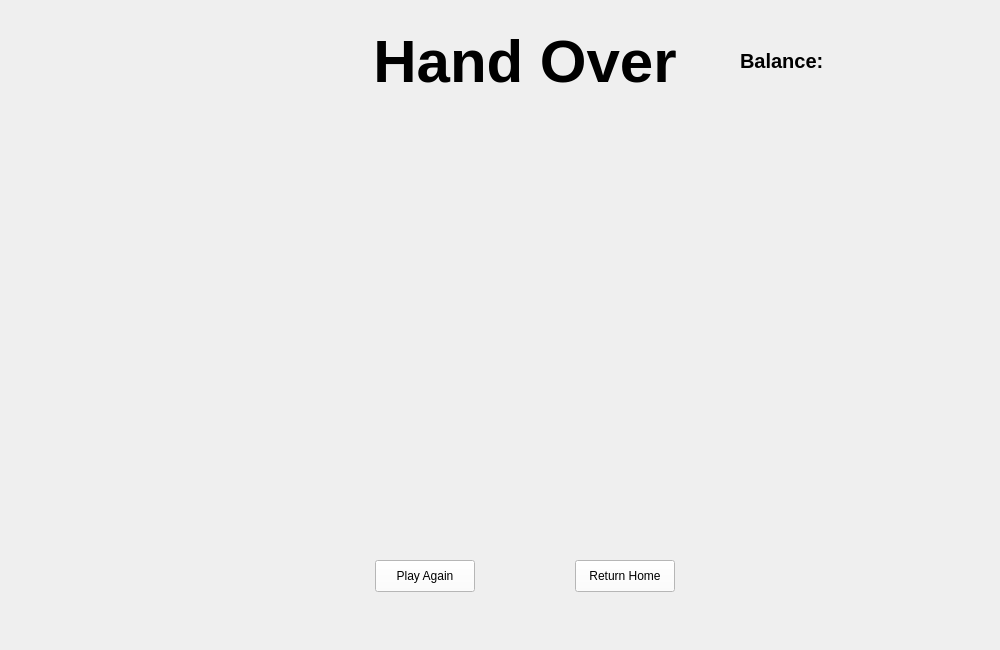
Before: the Qt Designer form l.ui in jasonpliszak/BlackJackGame_EC327, drawn with Qt 5.
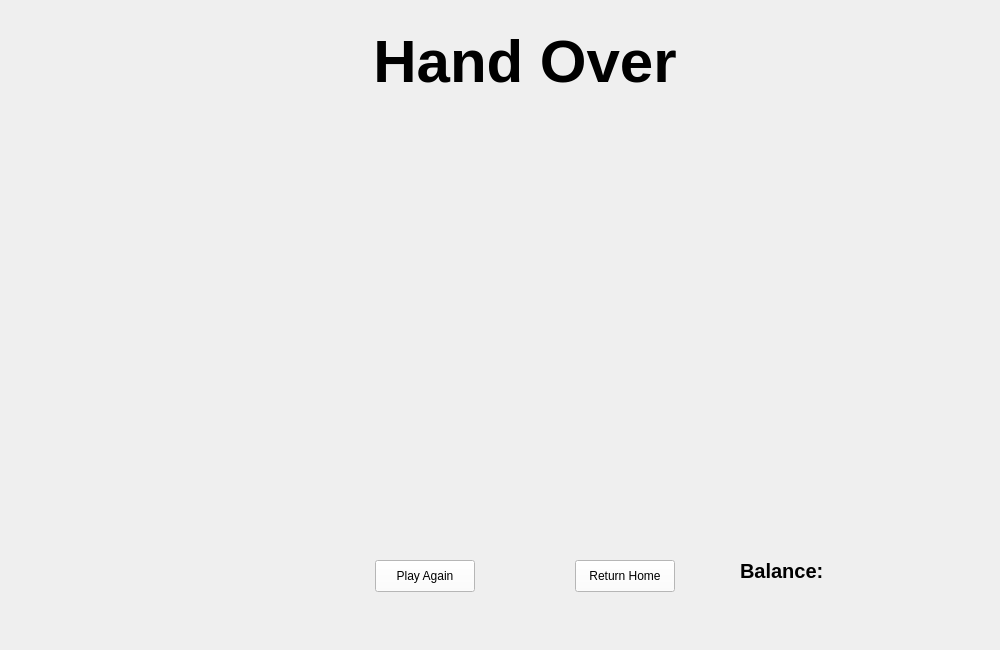
After: the same form once the commit is applied.

Patch:
```diff
--- a/l.ui
+++ b/l.ui
@@ -17,7 +17,7 @@
    <property name="geometry">
     <rect>
      <x>0</x>
-     <y>0</y>
+     <y>10</y>
      <width>1001</width>
      <height>651</height>
     </rect>
@@ -96,7 +96,7 @@
    <property name="geometry">
     <rect>
      <x>740</x>
-     <y>40</y>
+     <y>550</y>
      <width>171</width>
      <height>41</height>
     </rect>
```
